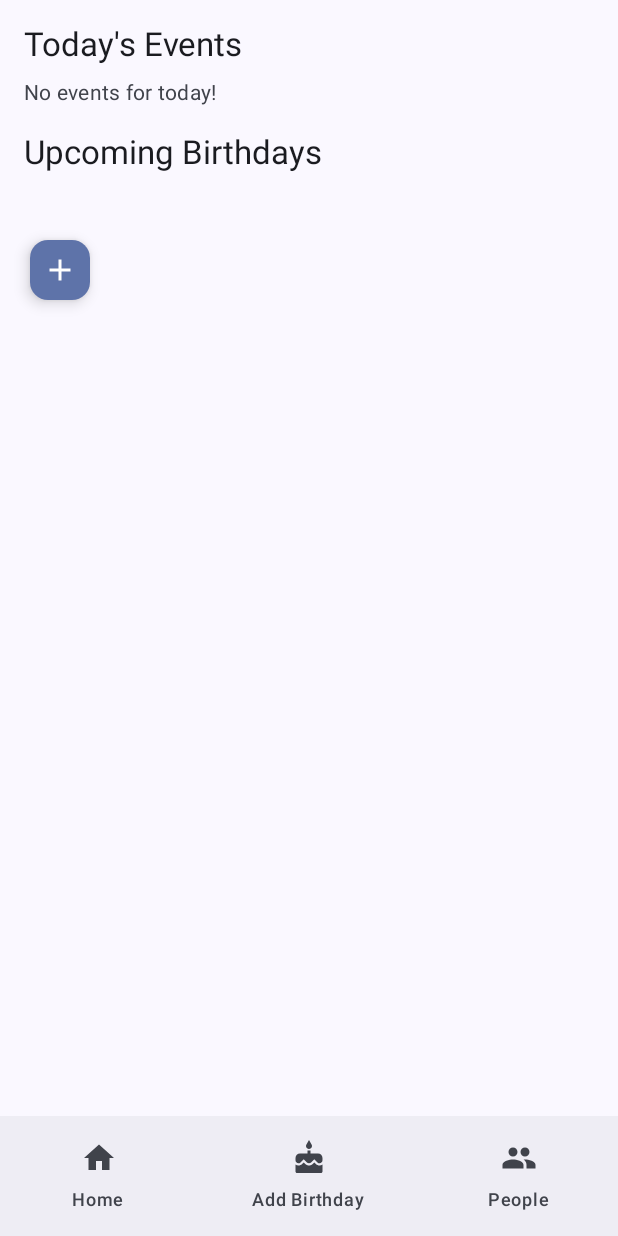
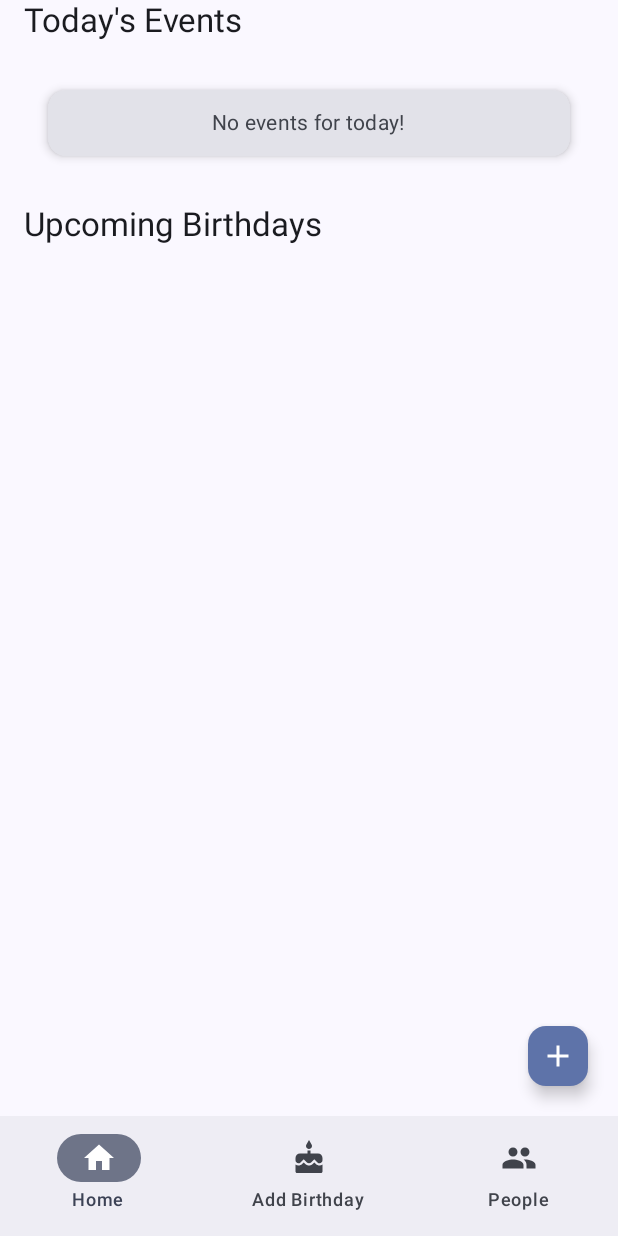
Before and after one commit to csa67/BirthdayReminder, an Android app built with Jetpack Compose: the HomeScreen screen opened through its navigation route, on a phone screen of 412 x 824 dp. Run offline under Robolectric (Android 15) with nearby library versions, the phone set to English and light mode, and no system bars; our stand-ins replace Firebase (no records; nobody signed in at launch, a user with empty details on screens opened directly).

```diff
--- a/app/src/main/java/com/example/birthly/Navigation.kt
+++ b/app/src/main/java/com/example/birthly/Navigation.kt
@@ -49,7 +49,7 @@ fun AppNavigation(viewModel: BirthlyViewModel){
                 val currentDestination = navBackStackEntry?.destination
                 topLevelRoutes.forEach{ topLevelRoute ->
                     NavigationBarItem(
-                        selected = currentDestination?.hierarchy?.any { it.hasRoute(topLevelRoute.route::class) } == true,
+                        selected = currentDestination?.route == topLevelRoute.route,
                         onClick = { navController.navigate(topLevelRoute.route){
                             popUpTo(navController.graph.findStartDestination().id){
                                 saveState = true
--- a/app/src/main/java/com/example/birthly/viewmodel/BirthlyViewModel.kt
+++ b/app/src/main/java/com/example/birthly/viewmodel/BirthlyViewModel.kt
@@ -6,13 +6,13 @@ import android.util.Log
 import android.widget.Toast
 import androidx.annotation.RequiresApi
 import androidx.compose.runtime.mutableStateOf
+import androidx.compose.ui.platform.LocalContext
 import androidx.lifecycle.ViewModel
 import androidx.lifecycle.viewModelScope
-import androidx.work.WorkManager
-import com.example.birthly.createWorkRequest
 import com.example.birthly.model.Birthday
 import com.example.birthly.repositories.AuthRepository
 import com.example.birthly.repositories.BirthdayRepository
+import com.example.birthly.scheduleBirthdayReminder
 import com.google.firebase.Firebase
 import com.google.firebase.vertexai.vertexAI
 import kotlinx.coroutines.Dispatchers
@@ -29,7 +29,9 @@ class BirthlyViewModel(
 ) : ViewModel() {
 
     init {
-        fetchBirthdays()
+        if (authRepository.getCurrentUser() != null) {
+            fetchBirthdays()
+        }
     }
 
     var userState = mutableStateOf(authRepository.getCurrentUser())
@@ -130,8 +132,9 @@ class BirthlyViewModel(
             val result =birthdayRepository.addBirthday(birthday)
             if (result.isSuccess) {
                 Toast.makeText(context, "Birthday added successfully!", Toast.LENGTH_SHORT).show()
-                val workRequest = createWorkRequest(name, birthDate, notifyTime)
-                WorkManager.getInstance(context).enqueue(workRequest)
+                if (notifyTime != null) {
+                    scheduleBirthdayReminder(context,name,birthDate,notifyTime)
+                };
             } else {
                 Toast.makeText(context, "Failed to add birthday: ${result.exceptionOrNull()?.message}", Toast.LENGTH_SHORT).show()
             }
@@ -140,15 +143,22 @@ class BirthlyViewModel(
 
     private fun fetchBirthdays() {
         viewModelScope.launch(Dispatchers.IO) {
-            val result = birthdayRepository.getBirthdays()
-            result.onSuccess { fetchedBirthdays ->
-                _birthdaysList.value = fetchedBirthdays
-                _errorMessage.value = null // Clear any previous errors
-            }.onFailure { exception ->
-                _errorMessage.value = exception.message
+            try {
+                val result = birthdayRepository.getBirthdays()
+                result.onSuccess { fetchedBirthdays ->
+                    _birthdaysList.value = fetchedBirthdays
+                    _errorMessage.value = null
+                }.onFailure { exception ->
+                    Log.e("BirthlyVM", "Fetch failed: ${exception.message}", exception)
+                    _errorMessage.value = exception.message ?: "Failed to load birthdays"
+                }
+            } catch (e: Exception) {
+                Log.e("BirthlyVM", "Unexpected error: ${e.message}", e)
+                _errorMessage.value = "Unexpected error occurred"
             }
         }
     }
+
 
     fun onSearchTextChange(text: String){
         _searchText.value = text
--- a/app/src/main/java/com/example/birthly/views/HomeScreenFragment.kt
+++ b/app/src/main/java/com/example/birthly/views/HomeScreenFragment.kt
@@ -2,25 +2,33 @@ package com.example.birthly.views
 
 import android.os.Build
 import androidx.annotation.RequiresApi
+import androidx.compose.foundation.layout.Arrangement
+import androidx.compose.foundation.layout.Box
 import androidx.compose.foundation.layout.Column
 import androidx.compose.foundation.layout.Spacer
 import androidx.compose.foundation.layout.fillMaxHeight
+import androidx.compose.foundation.layout.fillMaxSize
 import androidx.compose.foundation.layout.fillMaxWidth
 import androidx.compose.foundation.layout.height
 import androidx.compose.foundation.layout.padding
 import androidx.compose.foundation.lazy.LazyColumn
+import androidx.compose.foundation.lazy.LazyRow
 import androidx.compose.foundation.lazy.items
 import androidx.compose.material.icons.Icons
 import androidx.compose.material.icons.filled.Add
+import androidx.compose.material3.AssistChip
+import androidx.compose.material3.Card
 import androidx.compose.material3.CardDefaults
 import androidx.compose.material3.ElevatedCard
 import androidx.compose.material3.Icon
 import androidx.compose.material3.MaterialTheme
+import androidx.compose.material3.Scaffold
 import androidx.compose.material3.SmallFloatingActionButton
 import androidx.compose.material3.Text
 import androidx.compose.runtime.Composable
 import androidx.compose.runtime.collectAsState
 import androidx.compose.runtime.getValue
+import androidx.compose.ui.Alignment
 import androidx.compose.ui.Modifier
 import androidx.compose.ui.unit.dp
 import androidx.navigation.NavController
@@ -35,36 +43,70 @@ import java.util.Locale
 @RequiresApi(Build.VERSION_CODES.O)
 @Composable
 fun HomeScreen(navController: NavController, viewModel: BirthlyViewModel) {
-
     val birthdays by viewModel.birthdaysList.collectAsState()
 
-    Column(modifier = Modifier
-        .fillMaxWidth()
-        .fillMaxHeight()
-        .padding(16.dp)) {
+    Scaffold(
+        floatingActionButton = {
+            SmallFloatingActionButton(onClick = { navController.navigate("addNewBirthday") }) {
+                Icon(Icons.Filled.Add, contentDescription = "Add Birthday")
+            }
+        }
+    ) { innerPadding ->
+        LazyColumn(
+            modifier = Modifier
+                .fillMaxSize()
+                .padding(innerPadding)
+                .padding(horizontal = 16.dp),
+            verticalArrangement = Arrangement.spacedBy(16.dp)
+        ) {
+            item {
                 Text(
                     text = "Today's Events",
-            style = MaterialTheme.typography.titleLarge,
-            modifier = Modifier.padding(bottom = 8.dp)
+                    style = MaterialTheme.typography.titleLarge
                 )
-        showTodayEvents(birthdays)
+            }
 
-        Spacer(modifier = Modifier.height(16.dp))
+            item {
+                ShowTodayEvents(birthdays)
+            }
 
+            item {
                 Text(
                     text = "Upcoming Birthdays",
-            style = MaterialTheme.typography.titleLarge,
-            modifier = Modifier.padding(bottom = 8.dp)
+                    style = MaterialTheme.typography.titleLarge
                 )
-        ShowBirthdaysList(birthdays, navController)
+            }
 
-        SmallFloatingActionButton(onClick = { navController.navigate("addNewBirthday") }) {
-            Icon(Icons.Filled.Add, contentDescription = "Floating Action Button To Add More Birthdays")
+            items(birthdays.sortedBy {
+                calculateDaysUntilNextBirthday(it.birthdate)
+            }) { birthday ->
+                val formattedDate = formatBirthday(birthday.birthdate)
+                val daysUntilNextBday = calculateDaysUntilNextBirthday(birthday.birthdate)
+
+                ElevatedCard(
+                    modifier = Modifier.fillMaxWidth(),
+                    elevation = CardDefaults.cardElevation(defaultElevation = 6.dp),
+                    onClick = {
+                        navController.navigate("composeGreeting")
+                    }
+                ) {
+                    Column(modifier = Modifier.padding(16.dp)) {
+                        Text(
+                            text = birthday.name,
+                            style = MaterialTheme.typography.bodyLarge,
+                            modifier = Modifier.padding(bottom = 4.dp)
+                        )
+                        Text(
+                            text = "$formattedDate · Coming in $daysUntilNextBday days",
+                            style = MaterialTheme.typography.bodyMedium
+                        )
+                    }
+                }
+            }
+        }
     }
 }
 
-
-}
 
 @RequiresApi(Build.VERSION_CODES.O)
 @Composable
@@ -112,7 +154,7 @@ fun ShowBirthdaysList(list: List<Birthday>, navController: NavController) {
 
 @RequiresApi(Build.VERSION_CODES.O)
 @Composable
-fun showTodayEvents(birthdays: List<Birthday>) {
+fun ShowTodayEvents(birthdays: List<Birthday>) {
     val today = LocalDate.now()
 
     // Filter birthdays that match today's date
@@ -121,15 +163,39 @@ fun showTodayEvents(birthdays: List<Birthday>) {
         today.monthValue == month && today.dayOfMonth == day
     }
 
+    Card(
+        modifier = Modifier
+            .fillMaxWidth()
+            .padding(16.dp),
+        elevation = CardDefaults.cardElevation(defaultElevation = 4.dp)
+    ) {
         if (todayBirthdays.isNotEmpty()) {
-        todayBirthdays.forEach { birthday ->
+            Column(modifier = Modifier.padding(12.dp)) {
                 Text(
-                text = "🎉 ${birthday.name}'s Birthday is Today!",
-                style = MaterialTheme.typography.bodyLarge,
-                modifier = Modifier.padding(vertical = 4.dp)
+                    text = "🎉 Today's Birthdays",
+                    style = MaterialTheme.typography.titleMedium,
+                    modifier = Modifier.padding(bottom = 8.dp)
+                )
+
+                LazyRow(
+                    horizontalArrangement = Arrangement.spacedBy(8.dp)
+                ) {
+                    items(todayBirthdays) { birthday ->
+                        AssistChip(
+                            onClick = {//No operation
+                                 },
+                            label = { Text(birthday.name) }
                         )
                     }
+                }
+            }
         } else {
+            Box(
+                modifier = Modifier
+                    .fillMaxWidth()
+                    .padding(12.dp),
+                contentAlignment = Alignment.Center
+            ) {
                 Text(
                     text = "No events for today!",
                     style = MaterialTheme.typography.bodyMedium,
@@ -137,6 +203,9 @@ fun showTodayEvents(birthdays: List<Birthday>) {
                 )
             }
         }
+    }
+}
+
 
 // Function to calculate days until the next birthday (format: MM/DD/YYYY)
 @RequiresApi(Build.VERSION_CODES.O)
```
Also changed, not shown: app/src/main/AndroidManifest.xml (+14 -19 lines), app/src/main/java/com/example/birthly/Auth.kt (+52 -4 lines), app/src/main/java/com/example/birthly/BootReceiver.kt (added, +42 -0 lines), app/src/main/java/com/example/birthly/NotificationWorker.kt (+64 -43 lines), app/src/main/java/com/example/birthly/Utils.kt (+13 -32 lines), app/src/main/java/com/example/birthly/views/AddEventScreen.kt (+8 -1 lines). Lines whose indentation alone changed are shown as unchanged.
